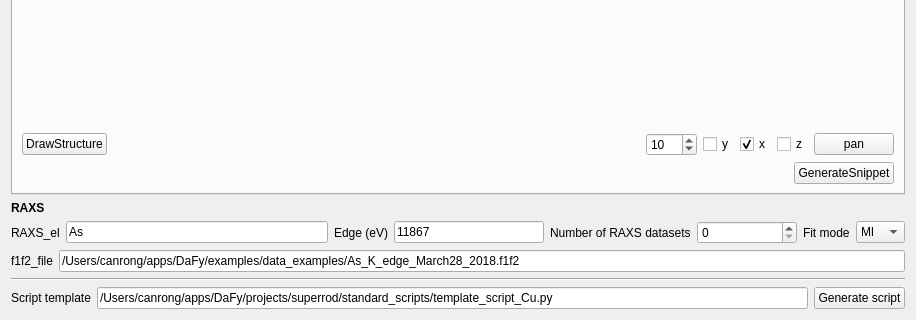
Above: projects/superrod/ctr_model_creator.ui from jackey-qiu/DaFy before the change; both pictures show x 0 to 916 and y 663 to 983 of the 916 by 983 pixel window. Below: the same form after it.
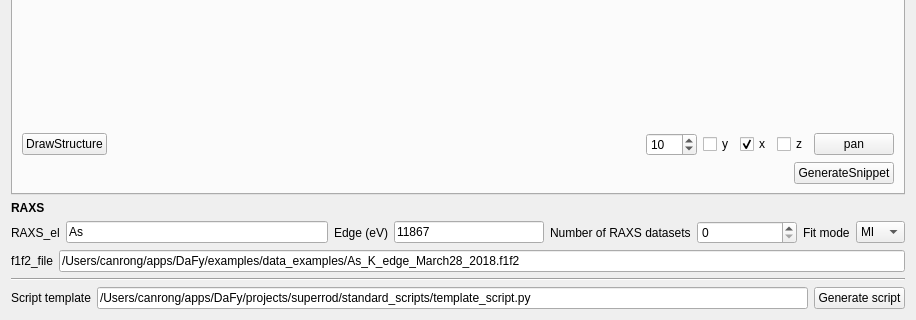
That is the form after the change. Custom widgets are drawn as their Qt base class.

The edit to the form file:
```diff
--- a/projects/superrod/ctr_model_creator.ui
+++ b/projects/superrod/ctr_model_creator.ui
@@ -774,7 +774,7 @@
      <item>
       <widget class="QLineEdit" name="lineEdit_template_script">
        <property name="text">
-        <string>/Users/canrong/apps/DaFy/projects/superrod/standard_scripts/template_script_Cu.py</string>
+        <string>/Users/canrong/apps/DaFy/projects/superrod/standard_scripts/template_script.py</string>
        </property>
       </widget>
      </item>
```
